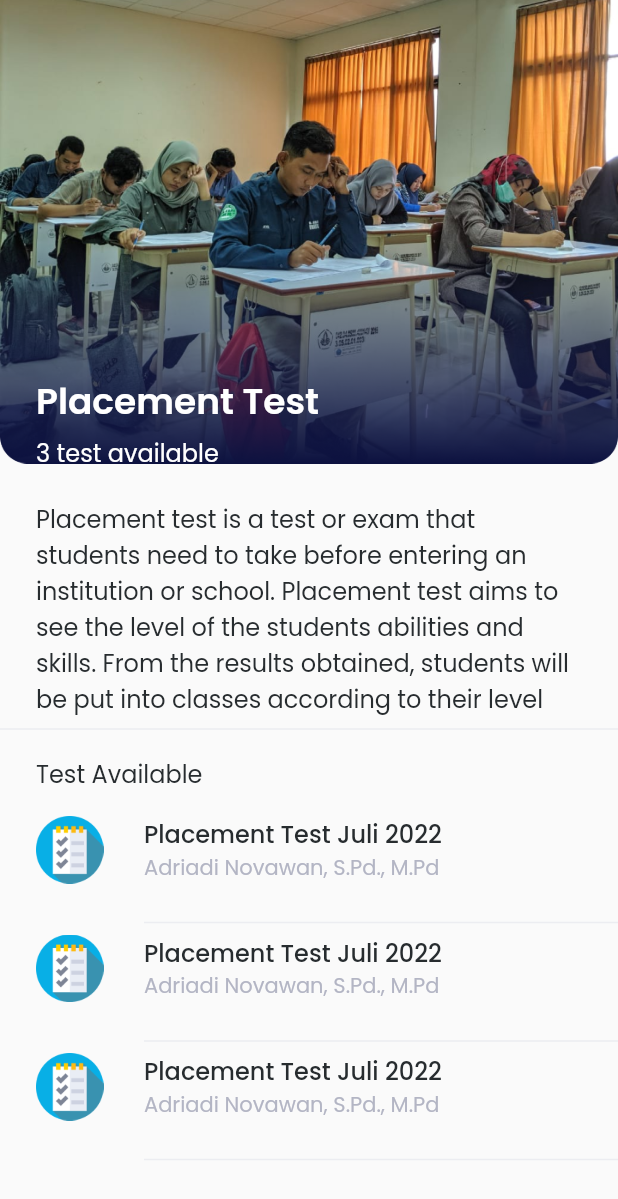
After one commit to mhasan8801/upt_bahasa_polije-mobile, a Flutter app: the HomePage screen opened directly, after a tap on an icon or button, on a phone screen of 412 x 824 dp. The commit adds this screen. Shown: the top 1199 px of the screen. Run offline on Flutter 3.47's test engine with Material 2 defaults, Android fonts, the phone set to English and light mode, and no system bars; our stand-ins replace email_validator, google_fonts.

Commit message:
Add Service Page

```diff
--- /dev/null
+++ b/lib/pages/secondhome_page.dart
@@ -0,0 +1,110 @@
+import 'package:flutter/material.dart';
+import 'package:google_fonts/google_fonts.dart';
+import 'package:upt_bahasa_polije/theme.dart';
+import 'package:upt_bahasa_polije/widgets/news_list.dart';
+
+class SecondHomePage extends StatelessWidget {
+  @override
+  Widget build(BuildContext context) {
+    return MaterialApp(
+      debugShowCheckedModeBanner: false,
+      home: Scaffold(
+        body: SingleChildScrollView(
+          child: Column(
+            children: [
+              Stack(
+                children: [
+                  Image.asset(
+                    'assets/bg_secondhomepage.png',
+                  ),
+                  Padding(
+                    padding: const EdgeInsets.only(top: 250, left: 24),
+                    child: Text(
+                      'Placement Test',
+                      style: servicesTitleTextStyle,
+                    ),
+                  ),
+                  Padding(
+                    padding: const EdgeInsets.only(top: 290, left: 24),
+                    child: Text(
+                      '3 test available',
+                      style: servicesSubTitleTextStyle,
+                    ),
+                  ),
+                ],
+              ),
+              SizedBox(
+                height: 20,
+              ),
+              Container(
+                child: Padding(
+                  padding: const EdgeInsets.only(left: 24, right: 24),
+                  child: Text(
+                    'Placement test is a test or exam that students need to take before entering an institution or school. Placement test aims to see the level of the students abilities and skills. From the results obtained, students will be put into classes according to their level',
+                    style: GoogleFonts.poppins(
+                      color: Color(0xff272C2F),
+                      fontSize: 16,
+                      fontWeight: FontWeight.w400,
+                    ),
+                  ),
+                ),
+              ),
+              Divider(
+                color: Color(0xffECEDF1),
+                thickness: 1,
+              ),
+              Container(
+                child: Padding(
+                  padding: const EdgeInsets.only(top: 10, left: 24),
+                  child: Column(
+                    crossAxisAlignment: CrossAxisAlignment.start,
+                    children: [
+                      Text(
+                        'Test Available',
+                        style: GoogleFonts.poppins(
+                          color: Color(0xff272C2F),
+                          fontSize: 16,
+                          fontWeight: FontWeight.w400,
+                        ),
+                      ),
+                      SizedBox(
+                        height: 16,
+                      ),
+                      Column(
+                        children: [
+                          NewsList(
+                            newsTitle: 'Placement Test Juli 2022',
+                            dateTitle: 'Adriadi Novawan, S.Pd., M.Pd',
+                            imageUrl: 'assets/news1.png',
+                          ),
+                        ],
+                      ),
+                      Column(
+                        children: [
+                          NewsList(
+                            newsTitle: 'Placement Test Juli 2022',
+                            dateTitle: 'Adriadi Novawan, S.Pd., M.Pd',
+                            imageUrl: 'assets/news1.png',
+                          ),
+                        ],
+                      ),
+                      Column(
+                        children: [
+                          NewsList(
+                            newsTitle: 'Placement Test Juli 2022',
+                            dateTitle: 'Adriadi Novawan, S.Pd., M.Pd',
+                            imageUrl: 'assets/news1.png',
+                          ),
+                        ],
+                      ),
+                    ],
+                  ),
+                ),
+              ),
+            ],
+          ),
+        ),
+      ),
+    );
+  }
+}
--- a/lib/theme.dart
+++ b/lib/theme.dart
@@ -16,3 +16,9 @@ TextStyle newsTitleTextStyle = GoogleFonts.poppins(
 
 TextStyle dateNewsTitleTextStyle = GoogleFonts.poppins(
     color: Color(0xffB3B5C4), fontSize: 14, fontWeight: FontWeight.w400);
+
+TextStyle servicesTitleTextStyle = GoogleFonts.poppins(
+    color: Color(0xffffffff), fontSize: 24, fontWeight: FontWeight.w600);
+
+TextStyle servicesSubTitleTextStyle = GoogleFonts.poppins(
+    color: Color(0xffffffff), fontSize: 16, fontWeight: FontWeight.w400);
--- a/lib/widgets/service_card.dart
+++ b/lib/widgets/service_card.dart
@@ -1,5 +1,6 @@
 import 'package:flutter/material.dart';
 import 'package:google_fonts/google_fonts.dart';
+import 'package:upt_bahasa_polije/pages/secondhome_page.dart';
 
 class ServiceCard extends StatelessWidget {
   final String text;
@@ -8,7 +9,16 @@ class ServiceCard extends StatelessWidget {
   ServiceCard({required this.imageUrl, required this.text});
   @override
   Widget build(BuildContext context) {
-    return Container(
+    return InkWell(
+      onTap: () {
+        Navigator.push(
+          context,
+          MaterialPageRoute(
+            builder: (context) => SecondHomePage(),
+          ),
+        );
+      },
+      child: Container(
         width: 150,
         height: 200,
         child: Align(
@@ -35,6 +45,7 @@ class ServiceCard extends StatelessWidget {
                 image: AssetImage(
           imageUrl,
         ))),
+      ),
     );
   }
 }
```
Also changed, not shown: assets/bg_secondhomepage.png (added). Lines whose indentation alone changed are shown as unchanged.
